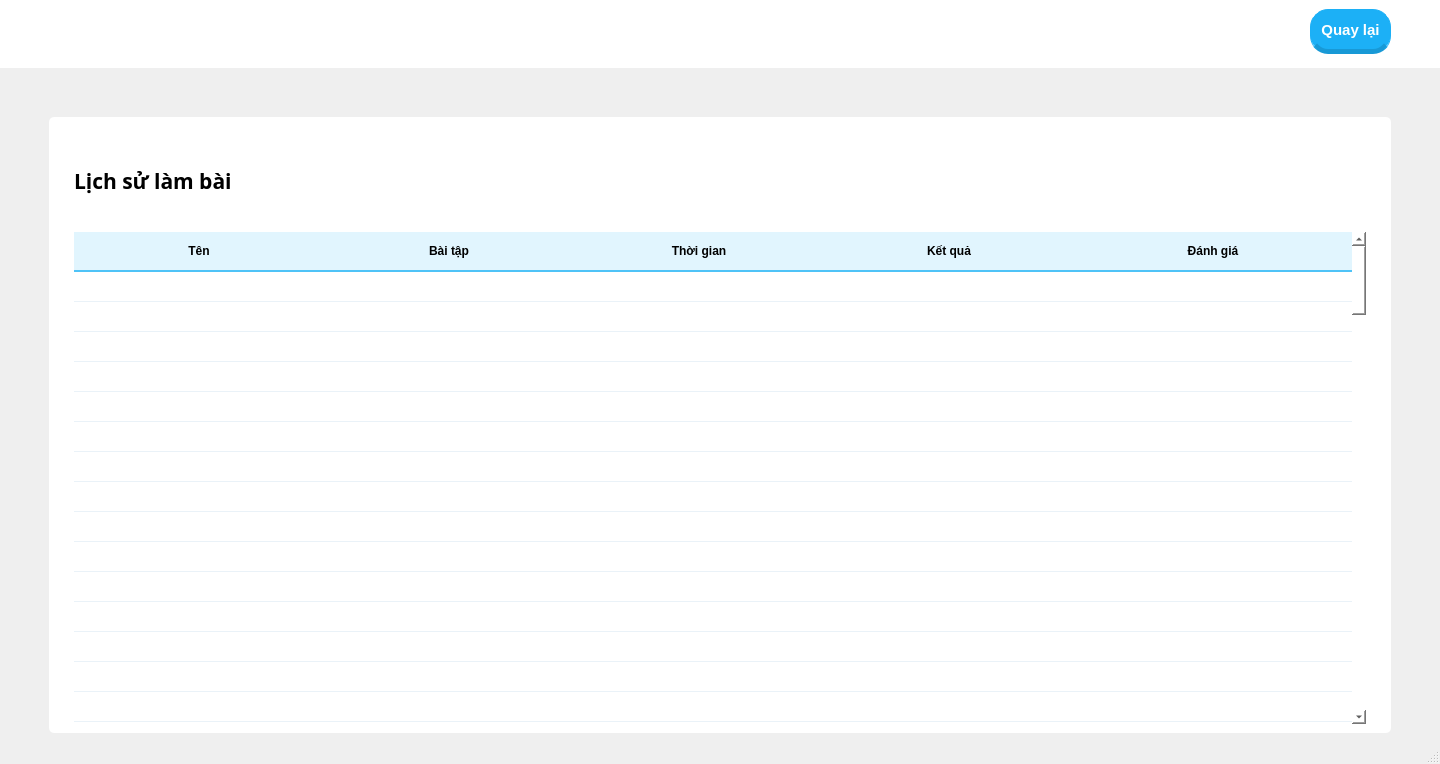
The window that ui/History.ui (haidangngo436-max/app-tieng-nhat) describes before a commit, drawn with Qt 5.
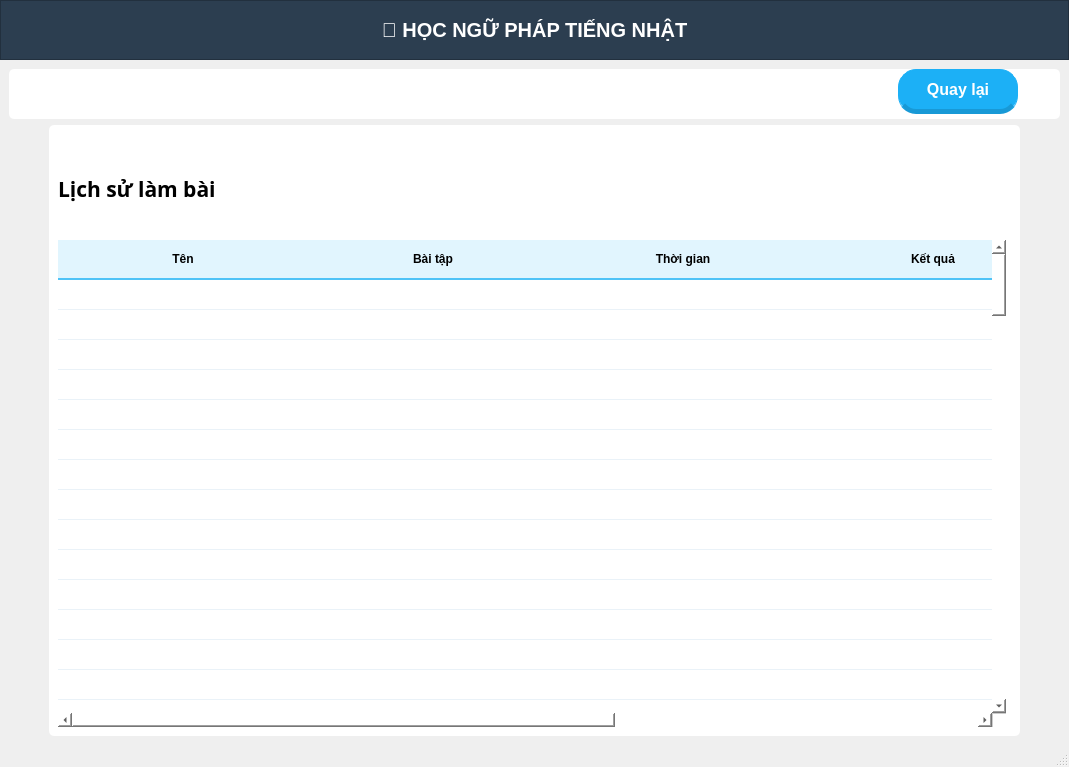
The same window after the commit.

Patch:
```diff
--- a/ui/History.ui
+++ b/ui/History.ui
@@ -6,10 +6,16 @@
    <rect>
     <x>0</x>
     <y>0</y>
-    <width>1440</width>
-    <height>764</height>
+    <width>1069</width>
+    <height>767</height>
    </rect>
   </property>
+  <property name="minimumSize">
+   <size>
+    <width>0</width>
+    <height>50</height>
+   </size>
+  </property>
   <property name="windowTitle">
    <string>MainWindow</string>
   </property>
@@ -101,83 +107,59 @@
       <property name="styleSheet">
        <string notr="true">background-color: white;</string>
       </property>
-      <layout class="QHBoxLayout" name="horizontalLayout">
+      <layout class="QVBoxLayout" name="verticalLayout_3">
+       <property name="leftMargin">
+        <number>0</number>
+       </property>
+       <property name="topMargin">
+        <number>0</number>
+       </property>
+       <property name="rightMargin">
+        <number>0</number>
+       </property>
+       <property name="bottomMargin">
+        <number>0</number>
+       </property>
        <item>
-        <spacer name="horizontalSpacer">
-         <property name="orientation">
-          <enum>Qt::Horizontal</enum>
-         </property>
-         <property name="sizeHint" stdset="0">
-          <size>
-           <width>40</width>
-           <height>20</height>
-          </size>
-         </property>
-        </spacer>
-       </item>
-       <item>
-        <widget class="QPushButton" name="pushButton">
-         <property name="sizePolicy">
-          <sizepolicy hsizetype="Fixed" vsizetype="Fixed">
-           <horstretch>0</horstretch>
-           <verstretch>0</verstretch>
-          </sizepolicy>
-         </property>
-         <property name="minimumSize">
-          <size>
-           <width>0</width>
-           <height>50</height>
-          </size>
-         </property>
-         <property name="font">
-          <font>
-           <family>Segoe UI</family>
-           <pointsize>-1</pointsize>
-           <weight>99</weight>
-           <bold>true</bold>
-          </font>
-         </property>
-         <property name="styleSheet">
-          <string notr="true">QPushButton {
-    background-color: #1CB0F6;
-    color: white;
-    font-weight: 900;
-    font-size: 15px;
-    border: 1px solid #1CB0F6; /* Trị lỗi tàng hình trên Mac */
-    border-bottom: 5px solid #1899D6; /* Đế 3D */
-    border-radius: 18px;
-    padding: 10px;
-    margin-bottom: 5px;
-}
-
-/* Hiệu ứng khi rê chuột hoặc ấn (Đổi sang Xanh Lá) */
-QPushButton:hover, QPushButton:pressed {
-    background-color: #58CC02;
-    border: 1px solid #58CC02;
-    border-bottom: 5px solid #58A700;
-    color: white;
-}</string>
-         </property>
-         <property name="text">
-          <string>Quay lại</string>
-         </property>
-        </widget>
-       </item>
-       <item>
-        <spacer name="horizontalSpacer_4">
-         <property name="orientation">
-          <enum>Qt::Horizontal</enum>
-         </property>
-         <property name="sizeType">
-          <enum>QSizePolicy::Preferred</enum>
-         </property>
-         <property name="sizeHint" stdset="0">
-          <size>
-           <width>40</width>
-           <height>20</height>
-          </size>
-         </property>
-        </spacer>
+        <layout class="QVBoxLayout" name="verticalLayout_2">
+         <item>
+          <widget class="QFrame" name="frame">
+           <property name="minimumSize">
+            <size>
+             <width>0</width>
+             <height>60</height>
+            </size>
+           </property>
+           <property name="maximumSize">
+            <size>
+             <width>16777215</width>
+             <height>16777208</height>
+            </size>
+           </property>
+           <property name="styleSheet">
+            <string notr="true">font-size:20px;font-weight:bold;background:#2c3e50;color:white;</string>
+           </property>
+           <property name="frameShape">
+            <enum>QFrame::StyledPanel</enum>
+           </property>
+           <property name="frameShadow">
+            <enum>QFrame::Raised</enum>
+           </property>
+           <layout class="QVBoxLayout" name="verticalLayout_4">
+            <item>
+             <widget class="QLabel" name="label">
+              <property name="text">
+               <string>📘 HỌC NGỮ PHÁP TIẾNG NHẬT</string>
+              </property>
+              <property name="alignment">
+               <set>Qt::AlignCenter</set>
+              </property>
+             </widget>
+            </item>
+           </layout>
+          </widget>
+         </item>
+        </layout>
        </item>
       </layout>
      </widget>
@@ -188,57 +170,9 @@
        <string notr="true"/>
       </property>
       <layout class="QGridLayout" name="gLayout_Content">
-       <item row="0" column="0">
+       <item row="1" column="0">
         <layout class="QGridLayout" name="gLayout_Wrapper">
-         <item row="1" column="2">
-          <spacer name="horizontalSpacer_9">
-           <property name="orientation">
-            <enum>Qt::Horizontal</enum>
-           </property>
-           <property name="sizeType">
-            <enum>QSizePolicy::Fixed</enum>
-           </property>
-           <property name="sizeHint" stdset="0">
-            <size>
-             <width>40</width>
-             <height>20</height>
-            </size>
-           </property>
-          </spacer>
-         </item>
          <item row="0" column="1">
-          <spacer name="verticalSpacer_2">
-           <property name="orientation">
-            <enum>Qt::Vertical</enum>
-           </property>
-           <property name="sizeType">
-            <enum>QSizePolicy::Fixed</enum>
-           </property>
-           <property name="sizeHint" stdset="0">
-            <size>
-             <width>20</width>
-             <height>40</height>
-            </size>
-           </property>
-          </spacer>
-         </item>
-         <item row="1" column="0">
-          <spacer name="horizontalSpacer_8">
-           <property name="orientation">
-            <enum>Qt::Horizontal</enum>
-           </property>
-           <property name="sizeType">
-            <enum>QSizePolicy::Fixed</enum>
-           </property>
-           <property name="sizeHint" stdset="0">
-            <size>
-             <width>40</width>
-             <height>20</height>
-            </size>
-           </property>
-          </spacer>
-         </item>
-         <item row="1" column="1">
           <widget class="QWidget" name="wgt_LichSuPanel" native="true">
            <property name="font">
             <font>
@@ -601,8 +535,145 @@
            </layout>
           </widget>
          </item>
+         <item row="0" column="2">
+          <spacer name="horizontalSpacer_9">
+           <property name="orientation">
+            <enum>Qt::Horizontal</enum>
+           </property>
+           <property name="sizeType">
+            <enum>QSizePolicy::Fixed</enum>
+           </property>
+           <property name="sizeHint" stdset="0">
+            <size>
+             <width>40</width>
+             <height>20</height>
+            </size>
+           </property>
+          </spacer>
+         </item>
+         <item row="0" column="0">
+          <spacer name="horizontalSpacer_8">
+           <property name="orientation">
+            <enum>Qt::Horizontal</enum>
+           </property>
+           <property name="sizeType">
+            <enum>QSizePolicy::Fixed</enum>
+           </property>
+           <property name="sizeHint" stdset="0">
+            <size>
+             <width>40</width>
+             <height>20</height>
+            </size>
+           </property>
+          </spacer>
+         </item>
         </layout>
        </item>
+       <item row="0" column="0">
+        <widget class="QWidget" name="widget" native="true">
+         <property name="minimumSize">
+          <size>
+           <width>0</width>
+           <height>50</height>
+          </size>
+         </property>
+         <property name="styleSheet">
+          <string notr="true">background-color: white; border-radius: 5px;</string>
+         </property>
+         <layout class="QHBoxLayout" name="horizontalLayout">
+          <property name="leftMargin">
+           <number>0</number>
+          </property>
+          <property name="topMargin">
+           <number>0</number>
+          </property>
+          <property name="rightMargin">
+           <number>0</number>
+          </property>
+          <property name="bottomMargin">
+           <number>0</number>
+          </property>
+          <item>
+           <spacer name="horizontalSpacer">
+            <property name="orientation">
+             <enum>Qt::Horizontal</enum>
+            </property>
+            <property name="sizeHint" stdset="0">
+             <size>
+              <width>40</width>
+              <height>20</height>
+             </size>
+            </property>
+           </spacer>
+          </item>
+          <item>
+           <widget class="QPushButton" name="pushButton">
+            <property name="sizePolicy">
+             <sizepolicy hsizetype="Fixed" vsizetype="Fixed">
+              <horstretch>0</horstretch>
+              <verstretch>0</verstretch>
+             </sizepolicy>
+            </property>
+            <property name="minimumSize">
+             <size>
+              <width>120</width>
+              <height>50</height>
+             </size>
+            </property>
+            <property name="font">
+             <font>
+              <family>Segoe UI</family>
+              <pointsize>12</pointsize>
+              <weight>99</weight>
+              <bold>true</bold>
+             </font>
+            </property>
+            <property name="styleSheet">
+             <string notr="true">QPushButton {
+    background-color: #1CB0F6;
+    color: white;
+    font-weight: 900;
+    font-size: 15px;
+    border: 1px solid #1CB0F6; /* Trị lỗi tàng hình trên Mac */
+    border-bottom: 5px solid #1899D6; /* Đế 3D */
+    border-radius: 18px;
+    padding: 10px;
+    margin-bottom: 5px;
+    font-size: 12pt;
+}
+
+/* Hiệu ứng khi rê chuột hoặc ấn (Đổi sang Xanh Lá) */
+QPushButton:hover, QPushButton:pressed {
+    background-color: #58CC02;
+    border: 1px solid #58CC02;
+    border-bottom: 5px solid #58A700;
+    color: white;
+}</string>
+            </property>
+            <property name="text">
+             <string>Quay lại</string>
+            </property>
+           </widget>
+          </item>
+          <item>
+           <spacer name="horizontalSpacer_2">
+            <property name="orientation">
+             <enum>Qt::Horizontal</enum>
+            </property>
+            <property name="sizeType">
+             <enum>QSizePolicy::Fixed</enum>
+            </property>
+            <property name="sizeHint" stdset="0">
+             <size>
+              <width>42</width>
+              <height>20</height>
+             </size>
+            </property>
+           </spacer>
+          </item>
+         </layout>
+        </widget>
+       </item>
       </layout>
      </widget>
     </item>
```
Left out of the diff: 36 changed lines with no effect on the pictures.
